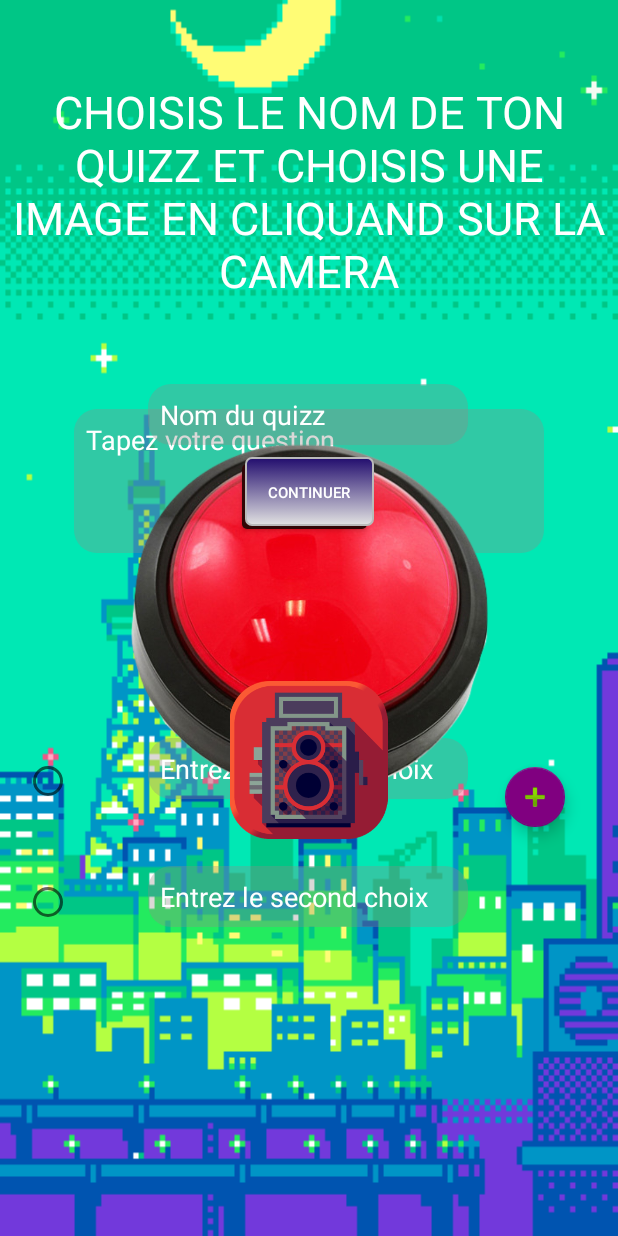
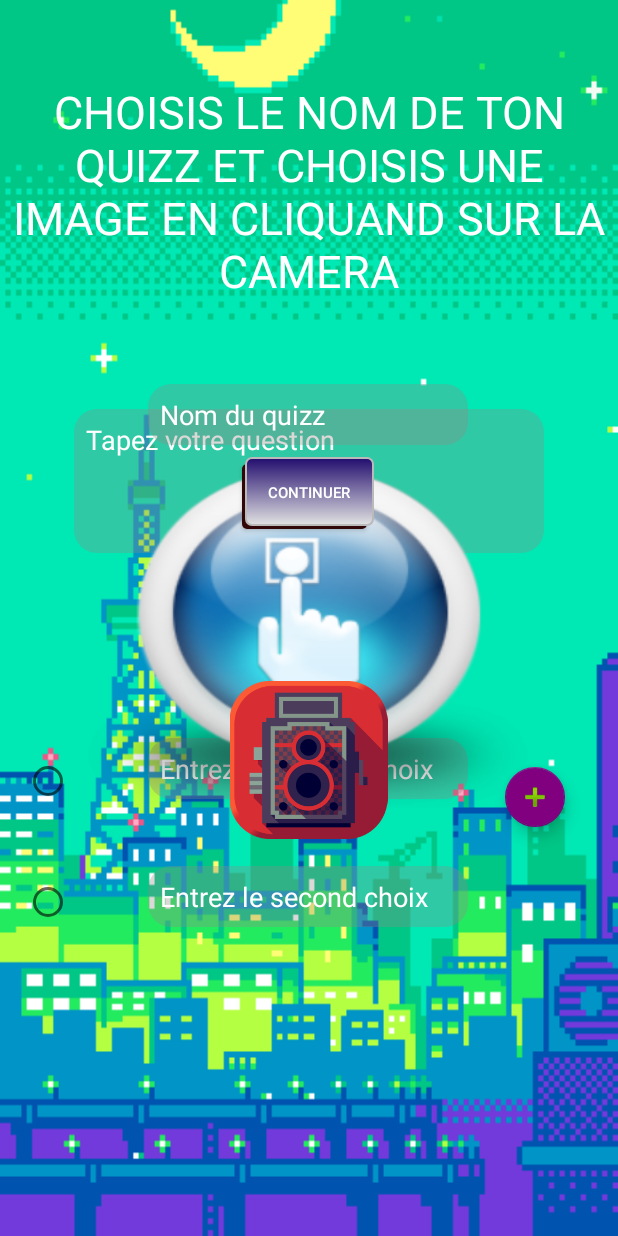
Before and after one commit to Rikcore/Wild-Tech-Quizz-by-Bug-Busterz-Corp, an Android app: the layout activity_create_quiz.xml on its own in the app's theme, with its tools: preview values and no code run, on a phone screen of 412 x 824 dp. Run offline under Robolectric (Android 15) with nearby library versions, the light colour scheme and no system bars; plain views replace GifTextView.

Commit message:
xml button push

```diff
--- /dev/null
+++ b/app/src/main/res/drawable/button_effect.xml
@@ -0,0 +1,6 @@
+<selector xmlns:android="http://schemas.android.com/apk/res/android">
+    <item android:state_pressed="true"
+        android:drawable="@drawable/button_down" />
+    <item android:state_pressed="false"
+        android:drawable="@drawable/button_up" />
+</selector>
--- a/app/src/main/res/layout/activity_create_quiz.xml
+++ b/app/src/main/res/layout/activity_create_quiz.xml
@@ -222,16 +222,13 @@
 
    <ImageView
         android:id="@+id/imageViewBuffer"
-
-
+        android:background="@drawable/button_effect"
         android:layout_width="323dp"
         android:layout_height="275dp"
-        app:srcCompat="@mipmap/buzzer_burned"
         app:layout_constraintTop_toTopOf="parent"
         android:layout_marginTop="8dp"
         app:layout_constraintBottom_toBottomOf="parent"
         android:layout_marginBottom="8dp"
-        style="?android:borderlessButtonStyle"
         android:layout_marginRight="8dp"
         app:layout_constraintRight_toRightOf="@+id/gifTextViewResult"
         android:layout_marginLeft="8dp"
```
Also changed, not shown: app/src/main/java/bugbusterzcorp/wildtechquizz/CreateQuizActivity.java (+5 -22 lines), app/src/main/res/drawable/button_down.png (added), app/src/main/res/drawable/button_up.png (added), app/src/main/res/drawable/buttonpress.png (added).
